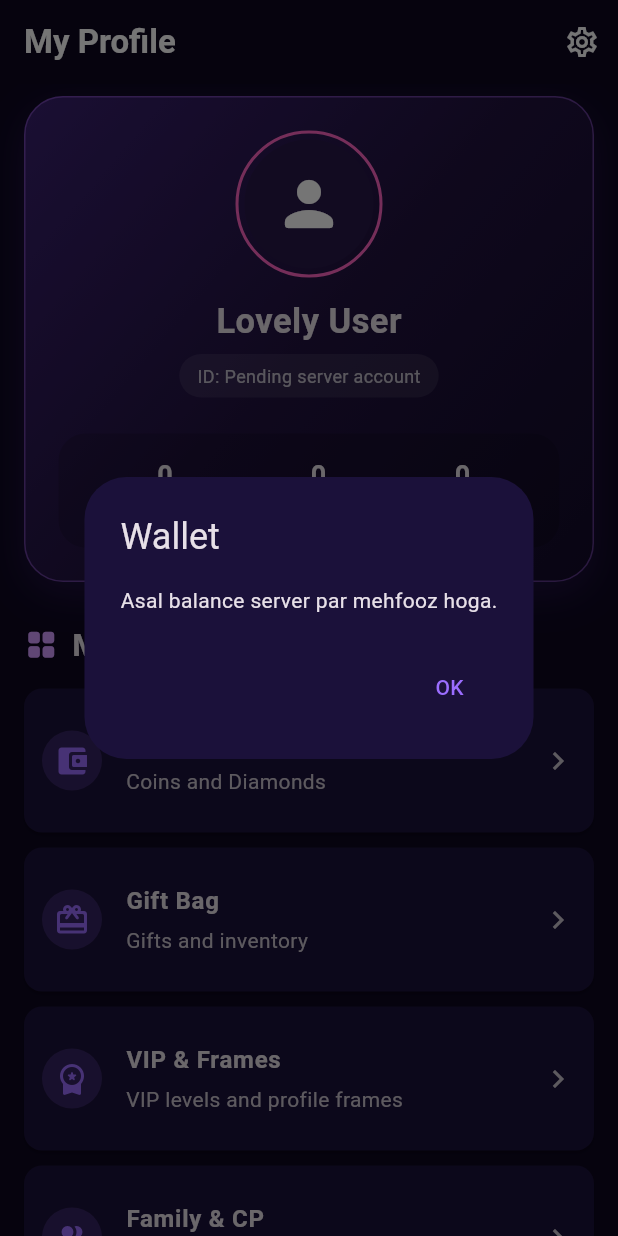
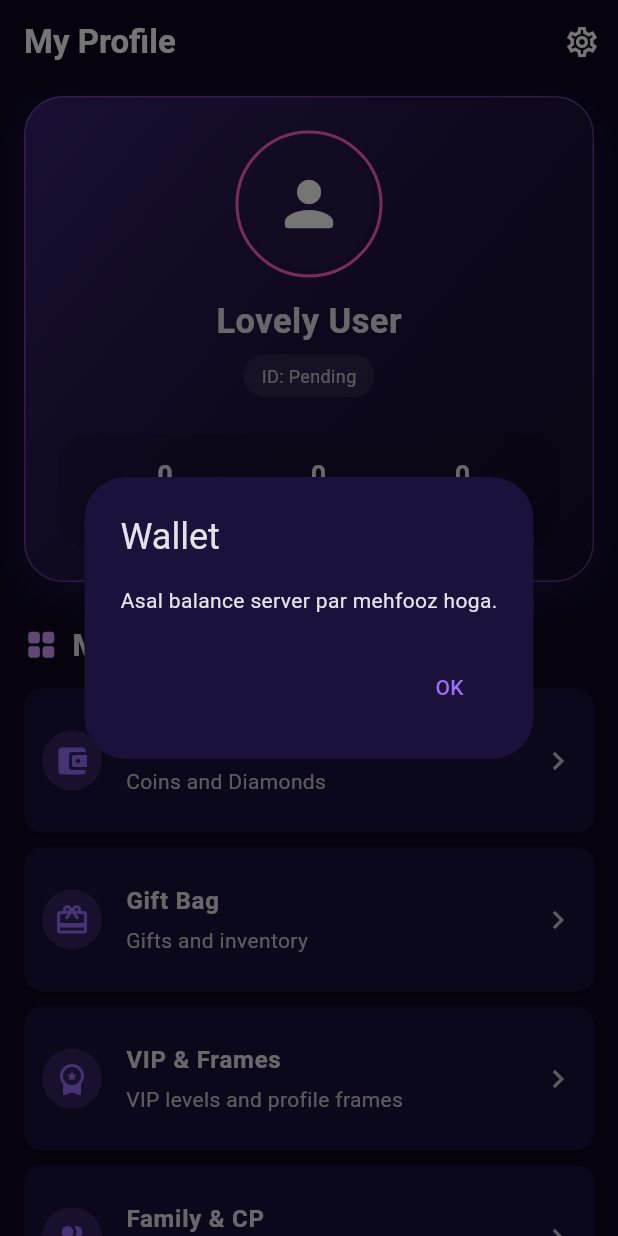
Before and after one commit to wwwsabtainshah-byte/Lovely, a Flutter app: the ProfilePage screen opened directly, after a tap on "Wallet", on a phone screen of 412 x 824 dp. Run offline on Flutter 3.47's test engine with Material 3 defaults, Android fonts, the phone set to English and light mode, and no system bars; our stand-ins replace firebase_auth, firebase_core, flutter_secure_storage, google_sign_in, image_picker; missing offline and left inert: flutter_webrtc; accounts and stored records are empty; network calls fail.

Commit message:
Fix profile account data and role panels

```diff
--- a/lib/main.dart
+++ b/lib/main.dart
@@ -1251,8 +1251,42 @@ class _ChatPageState extends State<ChatPage> {
   }
 }
 
-class ProfilePage extends StatelessWidget {
+class ProfilePage extends StatefulWidget {
   const ProfilePage({super.key});
+
+  @override
+  State<ProfilePage> createState() => _ProfilePageState();
+}
+
+class _ProfilePageState extends State<ProfilePage> {
+  Map<String, dynamic>? account;
+  bool accountLoading = true;
+
+  @override
+  void initState() {
+    super.initState();
+    loadProfile();
+  }
+
+  Future<void> loadProfile() async {
+    try {
+      final token = await lovelyStorage.read(key: 'lovely_token');
+      if (token == null) {
+        if (mounted) setState(() => accountLoading = false);
+        return;
+      }
+      final response = await http.get(
+        Uri.parse('$lovelyApi/me'),
+        headers: {'Authorization': 'Bearer $token'},
+      ).timeout(const Duration(seconds: 10));
+      if (response.statusCode == 200) {
+        account = jsonDecode(response.body) as Map<String, dynamic>;
+      }
+    } catch (_) {
+      // Keep the profile usable if the server is temporarily unavailable.
+    }
+    if (mounted) setState(() => accountLoading = false);
+  }
 
   @override
   Widget build(BuildContext context) {
@@ -1323,8 +1357,8 @@ class ProfilePage extends StatelessWidget {
                   ),
                 ),
                 const SizedBox(height: 13),
-                const Text(
-                  'Lovely User',
+                Text(
+                  account?['username']?.toString() ?? 'Lovely User',
                   style: TextStyle(
                     fontSize: 23,
                     fontWeight: FontWeight.bold,
@@ -1341,8 +1375,8 @@ class ProfilePage extends StatelessWidget {
                     color: Colors.white.withValues(alpha: 0.08),
                     borderRadius: BorderRadius.circular(20),
                   ),
-                  child: const Text(
-                    'ID: Pending server account',
+                  child: Text(
+                    'ID: ${account?['user_code']?.toString() ?? 'Pending'}',
                     style: TextStyle(
                       color: Colors.white70,
                       fontSize: 12,
@@ -1427,6 +1461,28 @@ class ProfilePage extends StatelessWidget {
               'Yeh feature aglay marhalay mein shamil hoga.',
             ),
           ),
+          if (account?['role'] == 'bd')
+            featureCard(
+              Icons.business_center_rounded,
+              'BD Center',
+              'BD account tools and targets',
+              () => showInfo(
+                context,
+                'BD Center',
+                'BD tools ko secure backend endpoints se connect karna baqi hai.',
+              ),
+            ),
+          if (account?['role'] == 'super_admin')
+            featureCard(
+              Icons.admin_panel_settings_rounded,
+              'Super Admin Panel',
+              'Authorized owner controls',
+              () => showInfo(
+                context,
+                'Super Admin Panel',
+                'Admin controls ko secure backend endpoints se connect karna baqi hai.',
+              ),
+            ),
           const SizedBox(height: 12),
           Center(
             child: Text(
```
